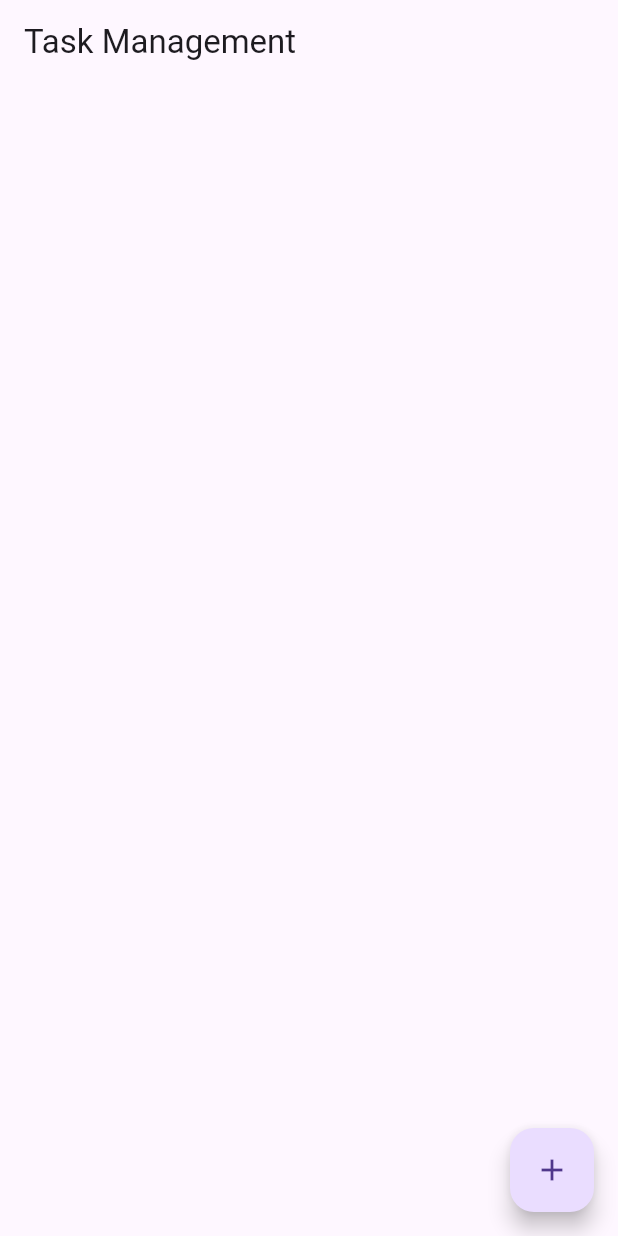
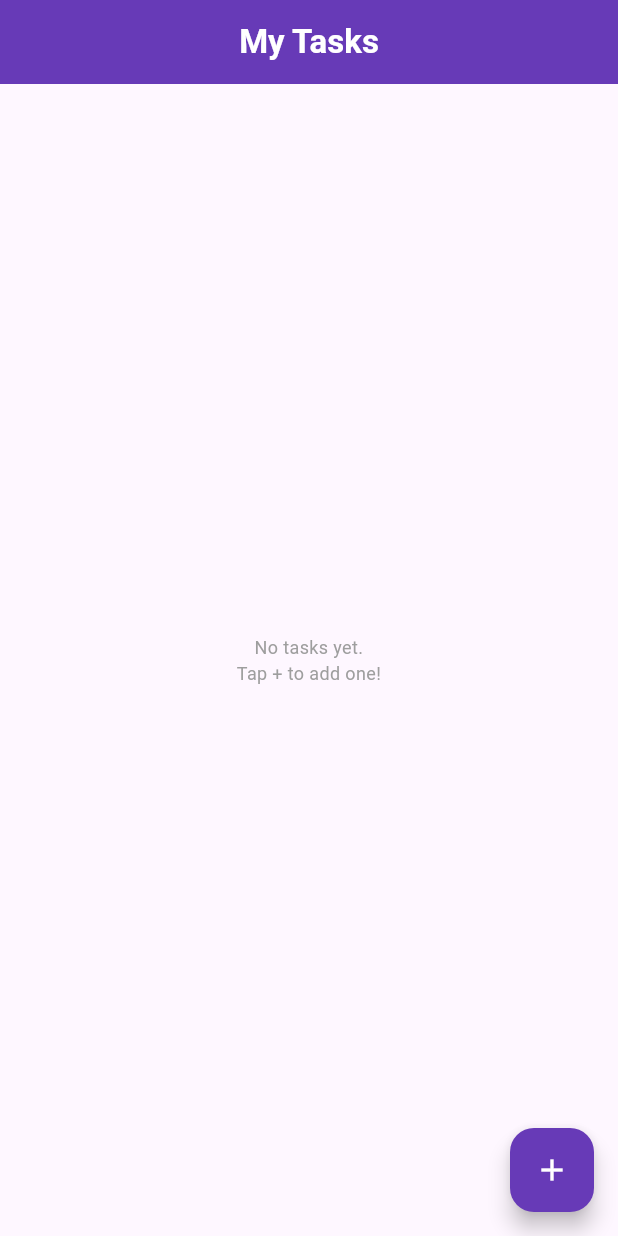
Before and after one commit to masrudmubarok/apique-project, a Flutter app: the screen it shows after launch, on a phone screen of 412 x 824 dp. Run offline on Flutter 3.47's test engine with Material 3 defaults, Android fonts, the phone set to English and light mode, and no system bars; our stand-ins replace dio; network calls fail.

Commit message:
Update styling UI mobile flutter

```diff
--- a/mobile_flutter/lib/screens/task_list_screen.dart
+++ b/mobile_flutter/lib/screens/task_list_screen.dart
@@ -51,7 +51,10 @@ class _TaskListScreenState extends State<TaskListScreen> {
       builder:
           (_) => AlertDialog(
             title: const Text('Edit Task'),
-            content: TextField(controller: controller),
+            content: TextField(
+              controller: controller,
+              decoration: const InputDecoration(hintText: 'Enter task title'),
+            ),
             actions: [
               TextButton(
                 onPressed: () => Navigator.pop(context),
@@ -106,13 +109,29 @@ class _TaskListScreenState extends State<TaskListScreen> {
   @override
   Widget build(BuildContext context) {
     return Scaffold(
-      appBar: AppBar(title: const Text('Task Management')),
+      appBar: AppBar(
+        title: const Text(
+          'My Tasks',
+          style: TextStyle(fontWeight: FontWeight.bold, color: Colors.white),
+        ),
+        centerTitle: true,
+        backgroundColor: Colors.deepPurple,
+      ),
       body:
           _isLoading
               ? const Center(child: CircularProgressIndicator())
+              : _tasks.isEmpty
+              ? const Center(
+                child: Text(
+                  'No tasks yet.\nTap + to add one!',
+                  textAlign: TextAlign.center,
+                  style: TextStyle(fontSize: 12, color: Colors.grey),
+                ),
+              )
               : RefreshIndicator(
                 onRefresh: _loadTasks,
-                child: ListView.builder(
+                child: ListView.separated(
+                  padding: const EdgeInsets.all(8),
                   itemCount: _tasks.length,
                   itemBuilder: (context, index) {
                     final task = _tasks[index];
@@ -123,9 +142,12 @@ class _TaskListScreenState extends State<TaskListScreen> {
                       onDelete: () => _deleteTask(task),
                     );
                   },
+                  separatorBuilder: (_, __) => const SizedBox(height: 10),
                 ),
               ),
       floatingActionButton: FloatingActionButton(
+        backgroundColor: Colors.deepPurple,
+        foregroundColor: Colors.white,
         onPressed:
             () => showDialog(
               context: context,
```
Also changed, not shown: mobile_flutter/lib/widgets/task_item.dart (+52 -8 lines).
